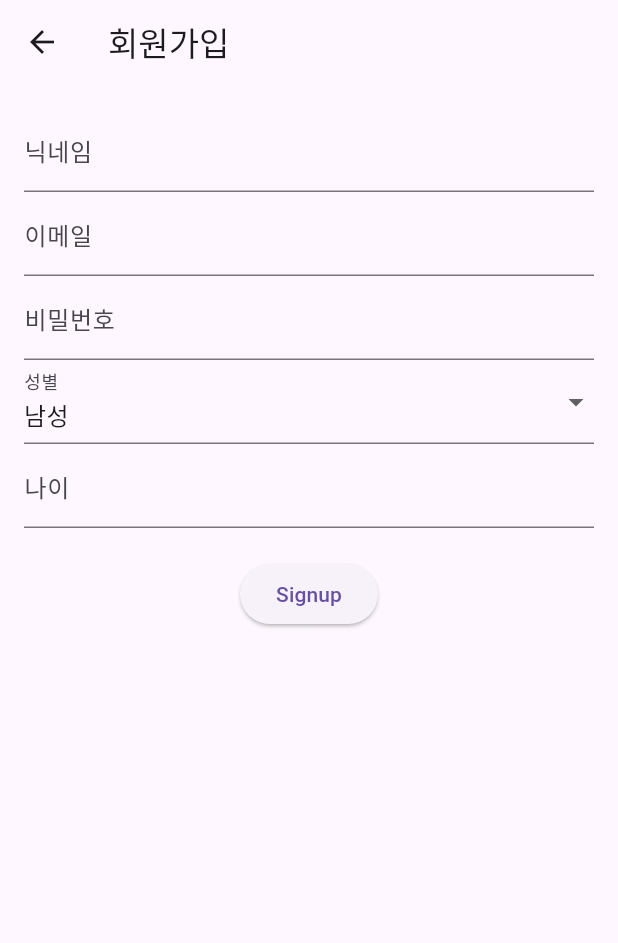
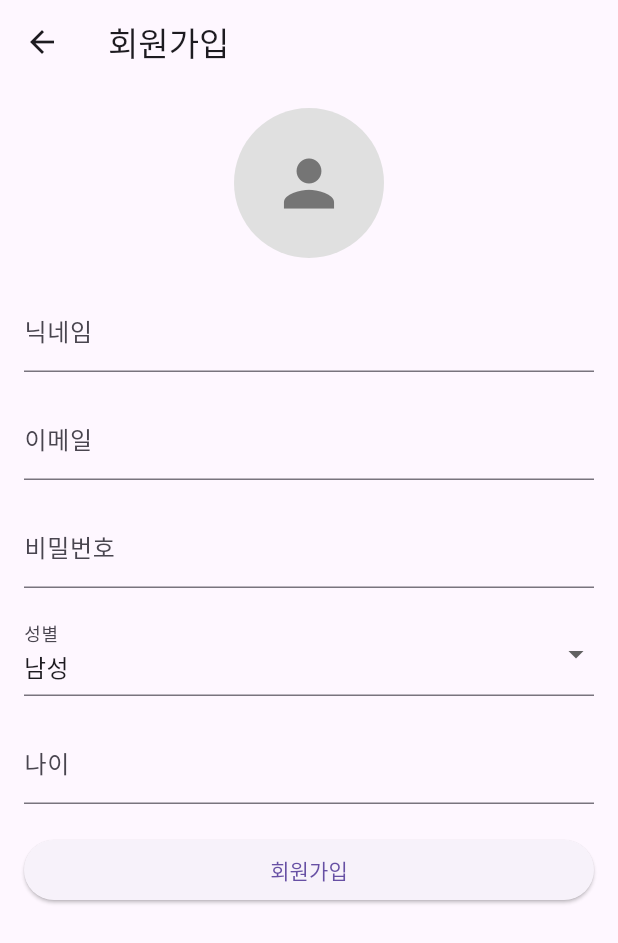
Before and after one commit to haribo09876/portfolioprojectflutter, a Flutter app: the SignupPage screen opened by its route, on a phone screen of 412 x 824 dp. Shown: the top 943 px of the screen. Run offline on Flutter 3.47's test engine with Material 3 defaults, Android fonts, the phone set to English and light mode, and no system bars; our stand-ins replace flutter_dotenv, geolocator, image_picker, weather_icons; missing offline and left inert: openvpn_flutter; key blocks and very long unbroken strings in the code were emptied for the run.

Commit message:
20240805
by KYW

```diff
--- a/lib/pages/signupPage.dart
+++ b/lib/pages/signupPage.dart
@@ -1,4 +1,7 @@
+import 'dart:convert';
+import 'dart:io';
 import 'package:flutter/material.dart';
+import 'package:image_picker/image_picker.dart';
 import '../services/signup.dart';
 
 class SignupPage extends StatefulWidget {
@@ -19,103 +22,27 @@ class _SignupPageState extends State<SignupPage> {
   int userSpend = 0;
 
   bool _isSubmitting = false;
+  File? _image;
 
   final Map<String, String> _genderOptions = {
     'Male': '남성',
     'Female': '여성',
   };
 
-  @override
-  Widget build(BuildContext context) {
-    return Scaffold(
-      appBar: AppBar(title: Text('회원가입')),
-      body: Padding(
-        padding: const EdgeInsets.all(16.0),
-        child: Form(
-          key: _formKey,
-          child: Column(
-            children: <Widget>[
-              TextFormField(
-                decoration: InputDecoration(labelText: '닉네임'),
-                validator: (value) {
-                  if (value == null || value.isEmpty) {
-                    return '닉네임을 입력하세요';
-                  }
-                  return null;
-                },
-                onChanged: (value) {
-                  userName = value;
-                },
-              ),
-              TextFormField(
-                decoration: InputDecoration(labelText: '이메일'),
-                validator: (value) {
-                  if (value == null || value.isEmpty) {
-                    return '이메일을 입력하세요';
-                  }
-                  return null;
-                },
-                onChanged: (value) {
-                  userEmail = value;
-                },
-              ),
-              TextFormField(
-                decoration: InputDecoration(labelText: '비밀번호'),
-                obscureText: true,
-                validator: (value) {
-                  if (value == null || value.isEmpty) {
-                    return '비밀번호를 입력하세요';
-                  }
-                  return null;
-                },
-                onChanged: (value) {
-                  userPassword = value;
-                },
-              ),
-              DropdownButtonFormField<String>(
-                decoration: InputDecoration(labelText: '성별'),
-                value: userGender,
-                onChanged: (value) {
-                  setState(() {
-                    userGender = value!;
-                  });
-                },
-                items: _genderOptions.entries
-                    .map((entry) => DropdownMenuItem(
-                          child: Text(entry.value), // Display Korean text
-                          value: entry.key, // Internal value
-                        ))
-                    .toList(),
-              ),
-              TextFormField(
-                decoration: InputDecoration(labelText: '나이'),
-                keyboardType: TextInputType.number,
-                validator: (value) {
-                  if (value == null || value.isEmpty) {
-                    return '나이를 입력하세요';
-                  }
-                  final n = num.tryParse(value);
-                  if (n == null || n <= 0) {
-                    return '올바른 나이를 입력하세요';
-                  }
-                  return null;
-                },
-                onChanged: (value) {
-                  userAge = int.parse(value);
-                },
-              ),
-              SizedBox(height: 20),
-              _isSubmitting
-                  ? CircularProgressIndicator()
-                  : ElevatedButton(
-                      onPressed: _signup,
-                      child: Text('Signup'),
-                    ),
-            ],
-          ),
-        ),
-      ),
-    );
+  Future<void> _pickImage() async {
+    final ImagePicker _picker = ImagePicker();
+    final XFile? image = await _picker.pickImage(source: ImageSource.gallery);
+
+    if (image != null) {
+      setState(() {
+        _image = File(image.path);
+      });
+    }
+  }
+
+  Future<String> _convertImageToBase64(File image) async {
+    final bytes = await image.readAsBytes();
+    return base64Encode(bytes);
   }
 
   void _signup() async {
@@ -124,14 +51,37 @@ class _SignupPageState extends State<SignupPage> {
         _isSubmitting = true;
       });
 
+      if (userEmail.isEmpty || userName.isEmpty) {
+        setState(() {
+          _isSubmitting = false;
+        });
+        _showErrorDialog('이메일 또는 닉네임이 비어 있습니다.');
+        return;
+      }
+
       final checkUserResponse =
           await _signupService.checkUser(userEmail, userName);
-      if (checkUserResponse['status'] == 'exists') {
+
+      if (checkUserResponse == null) {
+        setState(() {
+          _isSubmitting = false;
+        });
+        _showErrorDialog('서버 응답이 없습니다.');
+        return;
+      }
+
+      final status = checkUserResponse['status'];
+      if (status == 'exists') {
         setState(() {
           _isSubmitting = false;
         });
         _showErrorDialog('사용자 이메일 또는 이름이 중복됩니다.');
         return;
+      }
+
+      String? imageBase64;
+      if (_image != null) {
+        imageBase64 = await _convertImageToBase64(_image!);
       }
 
       final userInfo = {
@@ -142,6 +92,7 @@ class _SignupPageState extends State<SignupPage> {
         'userAge': userAge,
         'userMoney': userMoney,
         'userSpend': userSpend,
+        'fileContent': imageBase64 ?? '',
       };
 
       final createUserResponse = await _signupService.createUser(userInfo);
@@ -153,7 +104,8 @@ class _SignupPageState extends State<SignupPage> {
       if (createUserResponse['status'] == 'success') {
         _showSuccessDialog();
       } else {
-        _showErrorDialog(createUserResponse['message']);
+        final errorMessage = createUserResponse['message'] ?? '회원가입 오류 발생';
+        _showErrorDialog(errorMessage);
       }
     }
   }
@@ -189,8 +141,7 @@ class _SignupPageState extends State<SignupPage> {
             TextButton(
               onPressed: () {
                 Navigator.of(context).pop();
-                Navigator.of(context)
-                    .pop(); // Pop twice to go back to the previous screen
+                Navigator.of(context).pop();
               },
               child: Text('확인'),
             ),
@@ -199,4 +150,127 @@ class _SignupPageState extends State<SignupPage> {
       },
     );
   }
+
+  @override
+  Widget build(BuildContext context) {
+    return Scaffold(
+      appBar: AppBar(title: Text('회원가입')),
+      body: Padding(
+        padding: const EdgeInsets.all(16.0),
+        child: Column(
+          children: <Widget>[
+            Center(
+              child: GestureDetector(
+                onTap: _pickImage,
+                child: CircleAvatar(
+                  radius: 50,
+                  backgroundColor: Colors.grey[300],
+                  backgroundImage: _image != null ? FileImage(_image!) : null,
+                  child: _image == null
+                      ? Icon(Icons.person, size: 50, color: Colors.grey[600])
+                      : null,
+                ),
+              ),
+            ),
+            SizedBox(height: 20),
+            Expanded(
+              child: SingleChildScrollView(
+                child: Form(
+                  key: _formKey,
+                  child: Column(
+                    children: <Widget>[
+                      TextFormField(
+                        decoration: InputDecoration(labelText: '닉네임'),
+                        validator: (value) {
+                          if (value == null || value.isEmpty) {
+                            return '닉네임을 입력하세요';
+                          }
+                          return null;
+                        },
+                        onChanged: (value) {
+                          userName = value;
+                        },
+                      ),
+                      SizedBox(height: 16),
+                      TextFormField(
+                        decoration: InputDecoration(labelText: '이메일'),
+                        validator: (value) {
+                          if (value == null || value.isEmpty) {
+                            return '이메일을 입력하세요';
+                          }
+                          return null;
+                        },
+                        onChanged: (value) {
+                          userEmail = value;
+                        },
+                      ),
+                      SizedBox(height: 16),
+                      TextFormField(
+                        decoration: InputDecoration(labelText: '비밀번호'),
+                        obscureText: true,
+                        validator: (value) {
+                          if (value == null || value.isEmpty) {
+                            return '비밀번호를 입력하세요';
+                          }
+                          return null;
+                        },
+                        onChanged: (value) {
+                          userPassword = value;
+                        },
+                      ),
+                      SizedBox(height: 16),
+                      DropdownButtonFormField<String>(
+                        decoration: InputDecoration(labelText: '성별'),
+                        value: userGender,
+                        onChanged: (value) {
+                          setState(() {
+                            userGender = value!;
+                          });
+                        },
+                        items: _genderOptions.entries
+                            .map((entry) => DropdownMenuItem(
+                                  child: Text(entry.value),
+                                  value: entry.key,
+                                ))
+                            .toList(),
+                      ),
+                      SizedBox(height: 16),
+                      TextFormField(
+                        decoration: InputDecoration(labelText: '나이'),
+                        keyboardType: TextInputType.number,
+                        validator: (value) {
+                          if (value == null || value.isEmpty) {
+                            return '나이를 입력하세요';
+                          }
+                          final n = num.tryParse(value);
+                          if (n == null || n <= 0) {
+                            return '올바른 나이를 입력하세요';
+                          }
+                          return null;
+                        },
+                        onChanged: (value) {
+                          userAge = int.parse(value);
+                        },
+                      ),
+                      SizedBox(height: 20),
+                      SizedBox(
+                        width: double.infinity,
+                        child: _isSubmitting
+                            ? Center(child: CircularProgressIndicator())
+                            : ElevatedButton(
+                                onPressed: _signup,
+                                child: Text('회원가입'),
+                              ),
+                      ),
+                      SizedBox(height: 20),
+                    ],
+                  ),
+                ),
+              ),
+            ),
+          ],
+        ),
+      ),
+    );
+  }
 }
--- a/lib/services/signup.dart
+++ b/lib/services/signup.dart
@@ -5,7 +5,7 @@ import 'package:http/http.dart' as http;
 class SignupService {
   final String signupUrl = dotenv.env['USER_FUNC_URL']!;
 
-  Future<Map<String, dynamic>> checkUser(
+  Future<Map<String, dynamic>?> checkUser(
       String userEmail, String userName) async {
     final response = await http.post(
       Uri.parse(signupUrl),
--- a/pubspec.yaml
+++ b/pubspec.yaml
@@ -36,6 +36,7 @@ dependencies:
   cupertino_icons: ^1.0.6
   http: ^1.2.2
   flutter_dotenv: ^5.1.0
+  image_picker: ^1.1.2
   geolocator: ^12.0.0
   weather_icons: ^3.0.0
   openvpn_flutter: ^1.3.2
```
Also changed, not shown: pubspec.lock, 4 other files.
